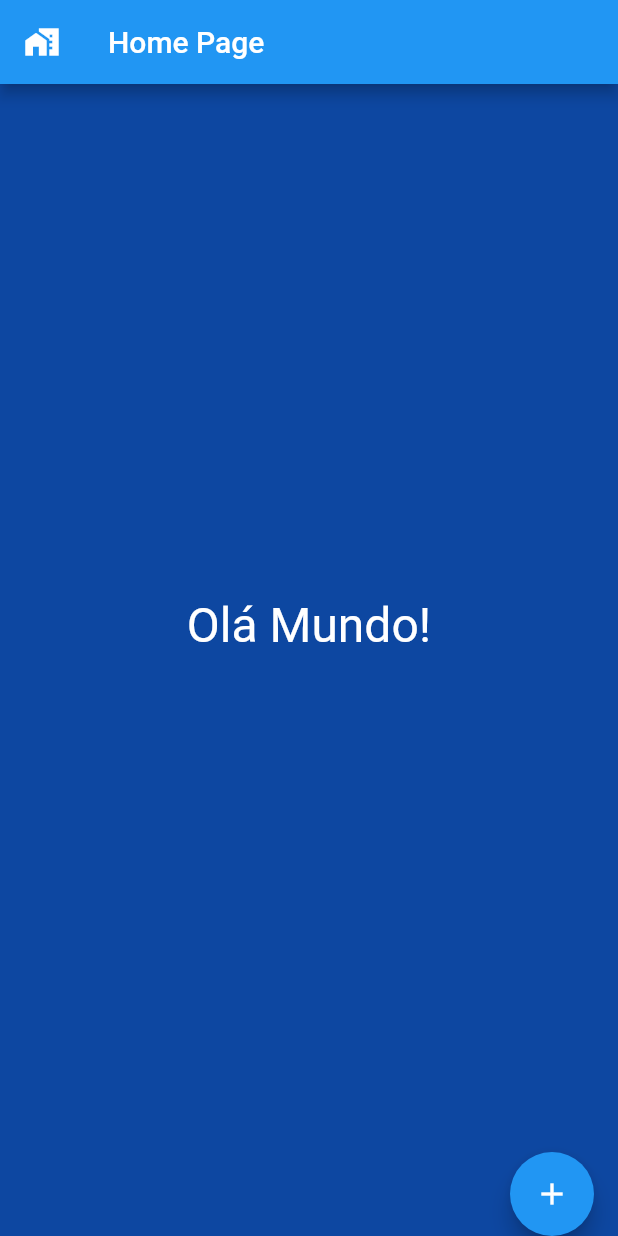
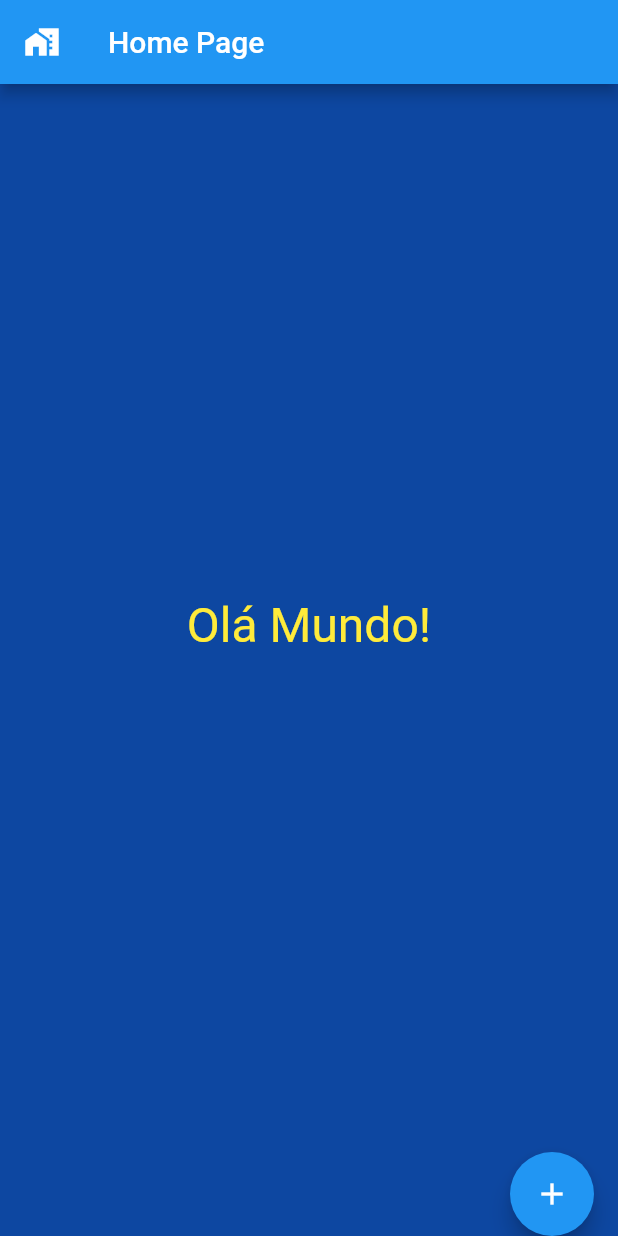
Before and after one commit to MaatGomes/ExerciciosFlutter, a Flutter app: the screen it shows after launch, on a phone screen of 412 x 824 dp. Run offline on Flutter 3.47's test engine with Material 2 defaults, Android fonts, the phone set to English and light mode, and no system bars.

Commit message:
Execicio 2-C do PDF 01-Flutter

```diff
--- a/lib/main.dart
+++ b/lib/main.dart
@@ -17,7 +17,7 @@ class Home extends StatelessWidget {
               textDirection: TextDirection.ltr,
               style: TextStyle(
                 fontSize: 32,
-                color: Colors.white,
+                color: Colors.yellow,
               )),
         ),
       ]),
```
